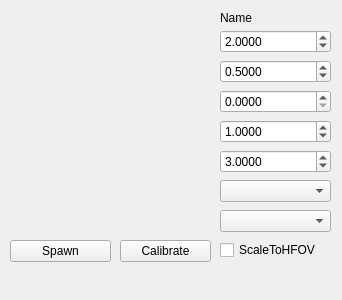
This is examples/plugins/camera_lens_control/mainwindow.ui in shyamalschandra/gazebo-official as Qt 5 draws it before an edit. The edited form follows.
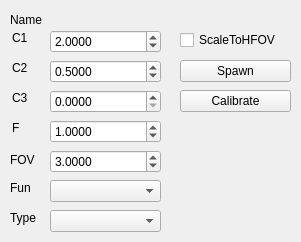
This is the edited form.

Commit message: improve widget layout

Patch:
```diff
--- a/examples/plugins/camera_lens_control/mainwindow.ui
+++ b/examples/plugins/camera_lens_control/mainwindow.ui
@@ -1,26 +1,22 @@
 <?xml version="1.0" encoding="UTF-8"?>
 <ui version="4.0">
- <class>MainWindow</class>
- <widget class="QMainWindow" name="MainWindow">
+ <class>centralWidget</class>
+ <widget class="QWidget" name="centralWidget">
   <property name="geometry">
    <rect>
     <x>0</x>
     <y>0</y>
-    <width>342</width>
-    <height>300</height>
+    <width>301</width>
+    <height>242</height>
    </rect>
   </property>
-  <property name="windowTitle">
-   <string>MainWindow</string>
-  </property>
-  <widget class="QWidget" name="centralWidget">
    <widget class="QLabel" name="lbName">
     <property name="geometry">
      <rect>
-      <x>220</x>
+     <x>10</x>
       <y>10</y>
-      <width>111</width>
-      <height>16</height>
+     <width>281</width>
+     <height>20</height>
      </rect>
     </property>
     <property name="text">
@@ -30,7 +26,7 @@
    <widget class="QDoubleSpinBox" name="sbC1">
     <property name="geometry">
      <rect>
-      <x>220</x>
+     <x>50</x>
       <y>30</y>
       <width>111</width>
       <height>23</height>
@@ -49,7 +45,7 @@
    <widget class="QDoubleSpinBox" name="sbC2">
     <property name="geometry">
      <rect>
-      <x>220</x>
+     <x>50</x>
       <y>60</y>
       <width>111</width>
       <height>23</height>
@@ -68,7 +64,7 @@
    <widget class="QDoubleSpinBox" name="sbC3">
     <property name="geometry">
      <rect>
-      <x>220</x>
+     <x>50</x>
       <y>90</y>
       <width>111</width>
       <height>23</height>
@@ -84,7 +80,7 @@
    <widget class="QDoubleSpinBox" name="sbF">
     <property name="geometry">
      <rect>
-      <x>220</x>
+     <x>50</x>
       <y>120</y>
       <width>111</width>
       <height>23</height>
@@ -103,7 +99,7 @@
    <widget class="QComboBox" name="cbFun">
     <property name="geometry">
      <rect>
-      <x>220</x>
+     <x>50</x>
       <y>180</y>
       <width>111</width>
       <height>22</height>
@@ -113,7 +109,7 @@
    <widget class="QDoubleSpinBox" name="sbCA">
     <property name="geometry">
      <rect>
-      <x>220</x>
+     <x>50</x>
       <y>150</y>
       <width>111</width>
       <height>23</height>
@@ -132,21 +128,11 @@
      <double>3.000000000000000</double>
     </property>
    </widget>
-   <widget class="QWidget" name="wImagePlace">
-    <property name="geometry">
-     <rect>
-      <x>10</x>
-      <y>10</y>
-      <width>201</width>
-      <height>221</height>
-     </rect>
-    </property>
-   </widget>
    <widget class="QCheckBox" name="cbScaleToHFOV">
     <property name="geometry">
      <rect>
-      <x>220</x>
-      <y>240</y>
+     <x>180</x>
+     <y>30</y>
       <width>111</width>
       <height>20</height>
      </rect>
@@ -158,9 +144,9 @@
    <widget class="QPushButton" name="pbSpawn">
     <property name="geometry">
      <rect>
-      <x>10</x>
-      <y>240</y>
-      <width>101</width>
+     <x>180</x>
+     <y>60</y>
+     <width>111</width>
       <height>22</height>
      </rect>
     </property>
@@ -171,9 +157,9 @@
    <widget class="QPushButton" name="pbCalibrate">
     <property name="geometry">
      <rect>
-      <x>120</x>
-      <y>240</y>
-      <width>91</width>
+     <x>180</x>
+     <y>90</y>
+     <width>111</width>
       <height>22</height>
      </rect>
     </property>
@@ -184,13 +170,113 @@
    <widget class="QComboBox" name="cbType">
     <property name="geometry">
      <rect>
-      <x>220</x>
+     <x>50</x>
       <y>210</y>
       <width>111</width>
       <height>22</height>
      </rect>
     </property>
    </widget>
+  <widget class="QLabel" name="label">
+   <property name="geometry">
+    <rect>
+     <x>12</x>
+     <y>30</y>
+     <width>21</width>
+     <height>16</height>
+    </rect>
+   </property>
+   <property name="text">
+    <string>C1</string>
+   </property>
+  </widget>
+  <widget class="QLabel" name="label_2">
+   <property name="geometry">
+    <rect>
+     <x>12</x>
+     <y>60</y>
+     <width>21</width>
+     <height>16</height>
+    </rect>
+   </property>
+   <property name="text">
+    <string>C2</string>
+   </property>
+  </widget>
+  <widget class="QLabel" name="label_3">
+   <property name="geometry">
+    <rect>
+     <x>12</x>
+     <y>90</y>
+     <width>21</width>
+     <height>16</height>
+    </rect>
+   </property>
+   <property name="text">
+    <string>C3</string>
+   </property>
+  </widget>
+  <widget class="QLabel" name="label_4">
+   <property name="geometry">
+    <rect>
+     <x>12</x>
+     <y>120</y>
+     <width>21</width>
+     <height>16</height>
+    </rect>
+   </property>
+   <property name="text">
+    <string>F</string>
+   </property>
+  </widget>
+  <widget class="QLabel" name="label_5">
+   <property name="geometry">
+    <rect>
+     <x>10</x>
+     <y>150</y>
+     <width>31</width>
+     <height>20</height>
+    </rect>
+   </property>
+   <property name="text">
+    <string>FOV</string>
+   </property>
+  </widget>
+  <widget class="QLabel" name="label_6">
+   <property name="geometry">
+    <rect>
+     <x>10</x>
+     <y>180</y>
+     <width>31</width>
+     <height>16</height>
+    </rect>
+   </property>
+   <property name="text">
+    <string>Fun</string>
+   </property>
+  </widget>
+  <widget class="QLabel" name="label_7">
+   <property name="geometry">
+    <rect>
+     <x>10</x>
+     <y>210</y>
+     <width>31</width>
+     <height>16</height>
+    </rect>
+   </property>
+   <property name="text">
+    <string>Type</string>
+   </property>
+  </widget>
+  <widget class="QWidget" name="wImagePlace" native="true">
+   <property name="geometry">
+    <rect>
+     <x>180</x>
+     <y>120</y>
+     <width>111</width>
+     <height>111</height>
+    </rect>
+   </property>
   </widget>
  </widget>
  <layoutdefault spacing="6" margin="11"/>
```
Lines whose indentation alone changed are shown as unchanged.
